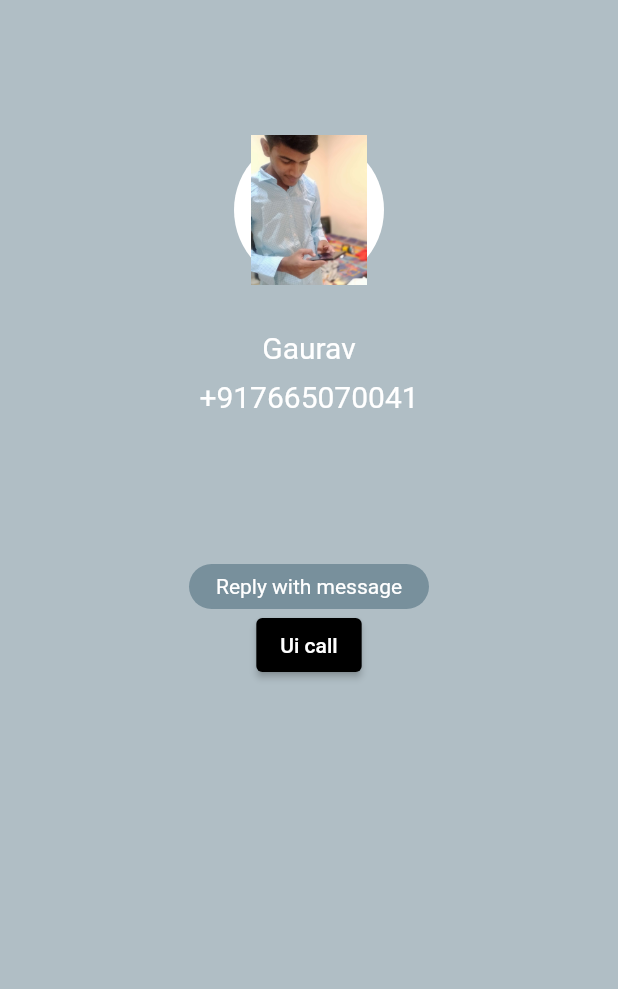
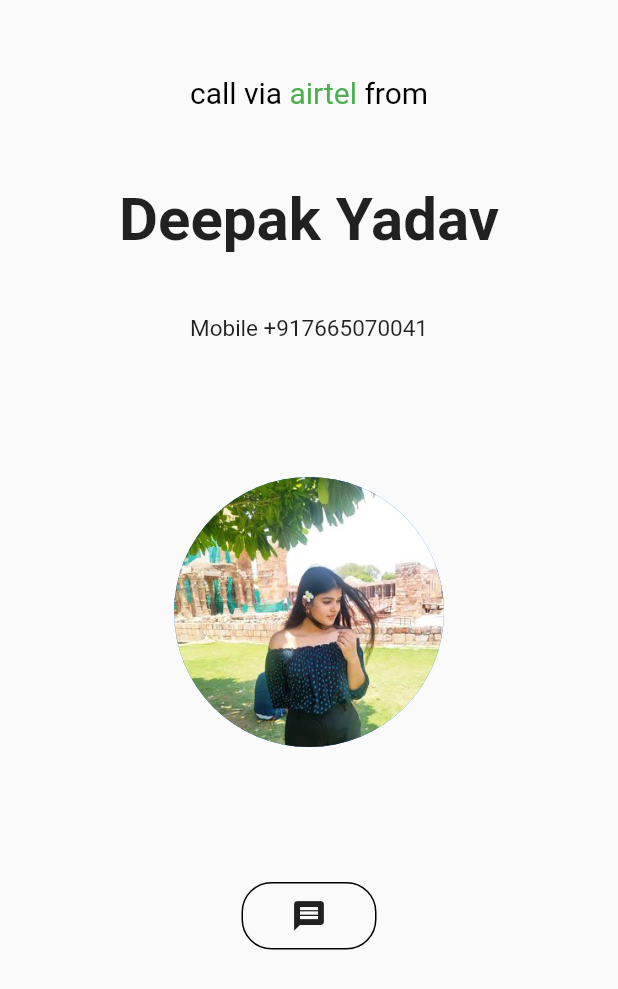
Before and after one commit to Deepak16080/prank_caller, a Flutter app: the CallerProfilePage screen opened directly, on a phone screen of 412 x 824 dp. Shown: the top 989 px of the screen. Run offline on Flutter 3.47's test engine with Material 2 defaults, Android fonts, the phone set to English and light mode, and no system bars; our stand-ins replace file_picker, google_fonts, just_audio; missing offline and left inert: flutter_picker.

Commit message:
change: caler and pickup ui change

```diff
--- a/analysis_options.yaml
+++ b/analysis_options.yaml
@@ -22,6 +22,7 @@ linter:
   # `// ignore_for_file: name_of_lint` syntax on the line or in the file
   # producing the lint.
   rules:
+    prefer_const_constructors: false
     # avoid_print: false  # Uncomment to disable the `avoid_print` rule
     # prefer_single_quotes: true  # Uncomment to enable the `prefer_single_quotes` rule
 
--- a/lib/components/caller_ui_page.dart
+++ b/lib/components/caller_ui_page.dart
@@ -1,5 +1,6 @@
 import 'package:flutter/material.dart';
 import 'package:prank_caller/components/pickup_ui.dart';
+import 'package:prank_caller/widget/app_text.dart';
 
 class CallerProfilePage extends StatefulWidget {
   const CallerProfilePage({super.key});
@@ -11,64 +12,76 @@ class CallerProfilePage extends StatefulWidget {
 class _CallerProfilePageState extends State<CallerProfilePage> {
   String? name = 'Gaurav';
   String? no = '+917665070041';
+  var text = RichText(
+      text: TextSpan(
+          style: TextStyle(
+            fontSize: 20,
+            color: Colors.green,
+          ),
+          children: const [TextSpan(text: 'airtel')]));
   @override
   Widget build(BuildContext context) {
     return Scaffold(
-        backgroundColor: Colors.blueGrey.shade200,
-        body: Stack(children: [
-          Center(
-            child: Column(
+      body: Column(
         children: [
           Padding(
-                  padding: const EdgeInsets.only(top: 90),
-                  child: CircleAvatar(
-                    radius: 50,
-                    backgroundColor: Colors.white,
-                    child: Image.asset('assets/Profile/profile.png',fit: BoxFit.cover,)
+            padding: const EdgeInsets.symmetric(vertical: 50, horizontal: 120),
+            child: RichText(
+                text: TextSpan(
+                    text: 'call via ',
+                    style: TextStyle(fontSize: 20, color: Colors.black),
+                    children: const [
+                  TextSpan(
+                    text: 'airtel',
+                    style: TextStyle(fontSize: 20, color: Colors.green),
                   ),
+                  TextSpan(
+                    text: ' from',
+                    style: TextStyle(fontSize: 20, color: Colors.black),
+                  )
+                ])),
+          ),
+          Column(
+            children: const [
+              AppText(
+                'Deepak Yadav',
+                style: TextStyle(fontSize: 40, fontWeight: FontWeight.w600),
+                padding: EdgeInsets.only(bottom: 40),
+              ),
+            ],
+          ),
+          AppText(
+            'Mobile +917665070041',
+            style: TextStyle(fontSize: 15),
           ),
           Padding(
-                  padding: const EdgeInsets.only(top: 30),
-                  child: Text(
-                    '$name',
-                    style: const TextStyle(fontSize: 20, color: Colors.white),
-                  ),
-                ),
-                Padding(
-                  padding: const EdgeInsets.only(top: 10),
-                  child: Text(
-                    '$no',
-                    style: const TextStyle(fontSize: 20, color: Colors.white),
-                  ),
-                ),
-                Padding(
-                  padding: const EdgeInsets.only(top: 100),
-                  child: Container(
-                    width: 160,
-                    height: 30,
-                    alignment: Alignment.center,
-                    decoration: BoxDecoration(
-                        borderRadius: BorderRadius.circular(75),
-                        color: Colors.blueGrey.shade400),
-                    child: const Text(
-                      'Reply with message',
-                      style: TextStyle(color: Colors.white),
+            padding: const EdgeInsets.symmetric(vertical: 90),
+            child: Center(
+              child: CircleAvatar(
+                radius: 90,
+                backgroundImage: AssetImage('assets/Profile/Profile2.png'),
               ),
             ),
           ),
-                ElevatedButton(
+          Container(
+            height: 45,
+            width: 90,
+            decoration: BoxDecoration(
+                border: Border.all(color: Colors.black, width: 1),
+                borderRadius: BorderRadius.circular(20)),
+            child: IconButton(
               onPressed: () {
                 Navigator.push(
                     context,
                     MaterialPageRoute(
-                          builder: (context) =>  const PickUpUi(),
+                      builder: (context) => PickUpUi(),
                     ));
               },
-                  child: const Text('Ui call'),
+              icon: Icon(Icons.message),
+            ),
           )
         ],
       ),
-          ),
-        ]));
+    );
   }
 }
--- a/lib/components/pickup_ui.dart
+++ b/lib/components/pickup_ui.dart
@@ -11,20 +11,20 @@ class PickUpUi extends StatefulWidget {
 class _PickUpUiState extends State<PickUpUi> {
   String? name = 'Deepak Yadav';
   String? no = '+917665070041';
+  Icon? icon = Icon(Icons.call,size: 10,);
   @override
   Widget build(BuildContext context) {
     return Scaffold(
         backgroundColor: Colors.white,
-        body: Stack(children: [
-          Center(
+        body: Center(
           child: Expanded(
             child: Column(
               children: [
-                  Padding(
-                    padding: const EdgeInsets.only(top: 30),
+                const Padding(
+                  padding: EdgeInsets.only(top: 50),
                   child: CircleAvatar(
                     radius: 50,
-                      child: Image.asset('assets/Profile/Profile2.png',fit: BoxFit.cover,)
+                    backgroundImage: AssetImage('assets/Profile/Profile2.png'),
                   ),
                 ),
                 Padding(
@@ -36,10 +36,10 @@ class _PickUpUiState extends State<PickUpUi> {
                     ),
                   ),
                 ),
-                  const Padding(
+                 Padding(
                   padding: EdgeInsets.only(top: 10),
                   child: Text(
-                      '00:00',
+                    '00:00', //add a duratio
                     style: TextStyle(
                       fontSize: 20,
                     ),
@@ -48,10 +48,10 @@ class _PickUpUiState extends State<PickUpUi> {
                 Padding(
                   padding: const EdgeInsets.only(top: 300),
                   child: Container(
-                      height: 330,
+                    height: 300,
                     decoration: const BoxDecoration(
                         borderRadius:
-                              BorderRadius.vertical(top: Radius.circular(30)),
+                            BorderRadius.vertical(top: Radius.circular(25)),
                         color: Color(0xffE2F0F3)),
                     child: Column(
                       children: [
@@ -70,7 +70,9 @@ class _PickUpUiState extends State<PickUpUi> {
                                     Icons.dialpad,
                                   ),
                                   alignment: Alignment.center,
-                                      iconSize: 30,color: Colors.black,),
+                                  iconSize: 30,
+                                  color: Colors.black,
+                                ),
                               ),
                             ),
                             Padding(
@@ -85,7 +87,9 @@ class _PickUpUiState extends State<PickUpUi> {
                                     Icons.mic_off_outlined,
                                   ),
                                   alignment: Alignment.center,
-                                      iconSize: 30,color: Colors.black,),
+                                  iconSize: 30,
+                                  color: Colors.black,
+                                ),
                               ),
                             ),
                             Padding(
@@ -100,7 +104,9 @@ class _PickUpUiState extends State<PickUpUi> {
                                     Icons.volume_up_outlined,
                                   ),
                                   alignment: Alignment.center,
-                                      iconSize: 30,color: Colors.black,),
+                                  iconSize: 30,
+                                  color: Colors.black,
+                                ),
                               ),
                             ),
                             Padding(
@@ -115,7 +121,9 @@ class _PickUpUiState extends State<PickUpUi> {
                                     Icons.more_vert_outlined,
                                   ),
                                   alignment: Alignment.center,
-                                      iconSize: 30,color: Colors.black,),
+                                  iconSize: 30,
+                                  color: Colors.black,
+                                ),
                               ),
                             ),
                           ],
@@ -135,7 +143,9 @@ class _PickUpUiState extends State<PickUpUi> {
                                 padding: EdgeInsets.only(left: 35),
                                 child: Text(
                                   'Mute',
-                                    style: TextStyle(fontSize: 16,),
+                                  style: TextStyle(
+                                    fontSize: 16,
+                                  ),
                                 ),
                               ),
                               Padding(
@@ -156,7 +166,7 @@ class _PickUpUiState extends State<PickUpUi> {
                           ),
                         ),
                         Padding(
-                            padding: const EdgeInsets.only(top: 60),
+                          padding: EdgeInsets.only(top: 60),
                           child: CircleAvatar(
                             backgroundColor: Colors.red,
                             radius: 35,
@@ -168,7 +178,10 @@ class _PickUpUiState extends State<PickUpUi> {
                                       builder: (context) => HomePage(),
                                     ));
                               },
-                                  icon: Icon(Icons.call_end_outlined),iconSize: 40,color: Colors.white,),
+                              icon: Icon(Icons.call_end_outlined),
+                              iconSize: 40,
+                              color: Colors.white,
+                            ),
                           ),
                         )
                       ],
@@ -178,7 +191,6 @@ class _PickUpUiState extends State<PickUpUi> {
               ],
             ),
           ),
-          ),
-        ]));
+        ));
   }
 }
```
Lines whose indentation alone changed are shown as unchanged.
